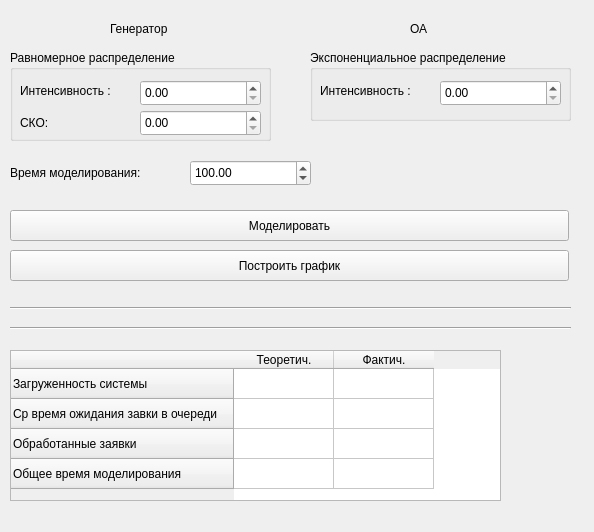
platosha-git/Experiment-planning, file lab_01/mainwindow.ui: the form before one commit.
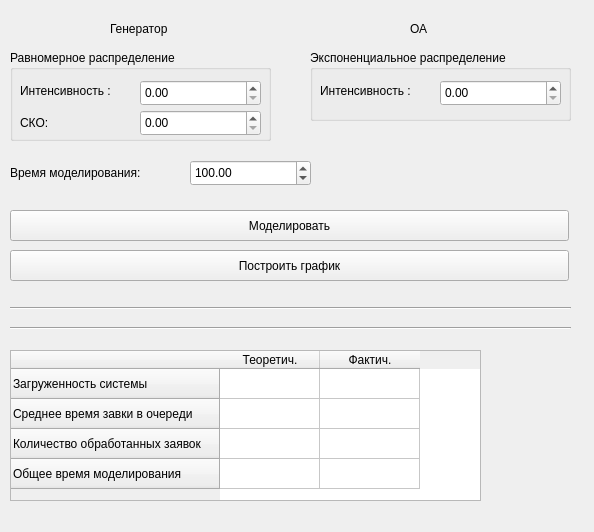
The form after the commit.

Patch:
```diff
--- a/lab_01/mainwindow.ui
+++ b/lab_01/mainwindow.ui
@@ -219,7 +219,7 @@
      <rect>
       <x>10</x>
       <y>350</y>
-      <width>491</width>
+      <width>471</width>
       <height>151</height>
      </rect>
     </property>
@@ -230,12 +230,12 @@
     </row>
     <row>
      <property name="text">
-      <string>Ср время ожидания завки в очереди</string>
+      <string>Среднее время завки в очереди</string>
      </property>
     </row>
     <row>
      <property name="text">
-      <string>Обработанные заявки</string>
+      <string>Количество обработанных заявок</string>
      </property>
     </row>
     <row>
```
